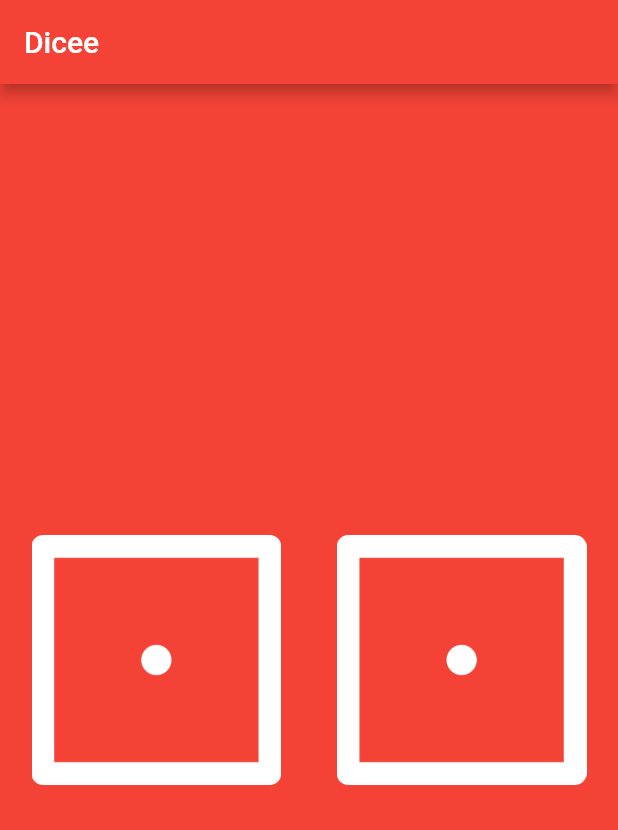
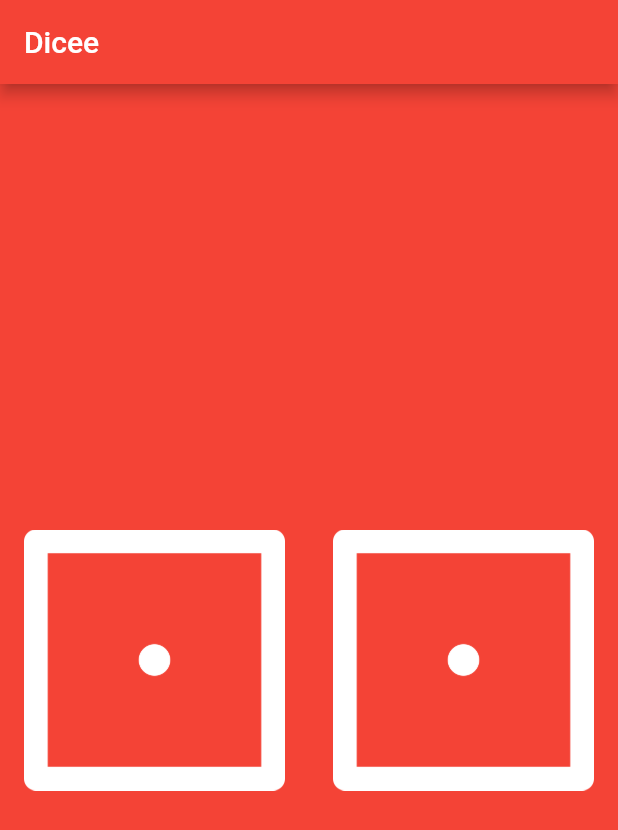
Before and after one commit to abhirup-deb/Dice, a Flutter app: the screen it shows after launch, on a phone screen of 412 x 824 dp. Shown: the top 830 px of the screen. Run offline on Flutter 3.47's test engine with Material 2 defaults, Android fonts, the phone set to English and light mode, and no system bars.

Commit message:
Buttons Modified

```diff
--- a/lib/main.dart
+++ b/lib/main.dart
@@ -22,9 +22,6 @@ class DicePage extends StatelessWidget {
     return Center(
       child: Row(
         children: <Widget>[
-          SizedBox(
-            width: 5.0,
-          ),
           Expanded(
             child: FlatButton(
               onPressed: () {
@@ -32,9 +29,6 @@ class DicePage extends StatelessWidget {
               },
               child: Image.asset('images/dice1.png'),
             ),
-          ),
-          SizedBox(
-            width: 5.0,
           ),
           Expanded(
             child: FlatButton(
@@ -44,9 +38,7 @@ class DicePage extends StatelessWidget {
               child: Image.asset('images/dice1.png'),
             ),
           ),
-          SizedBox(
-            width: 5.0,
-          ),
+
         ],
       ),
     );
```
